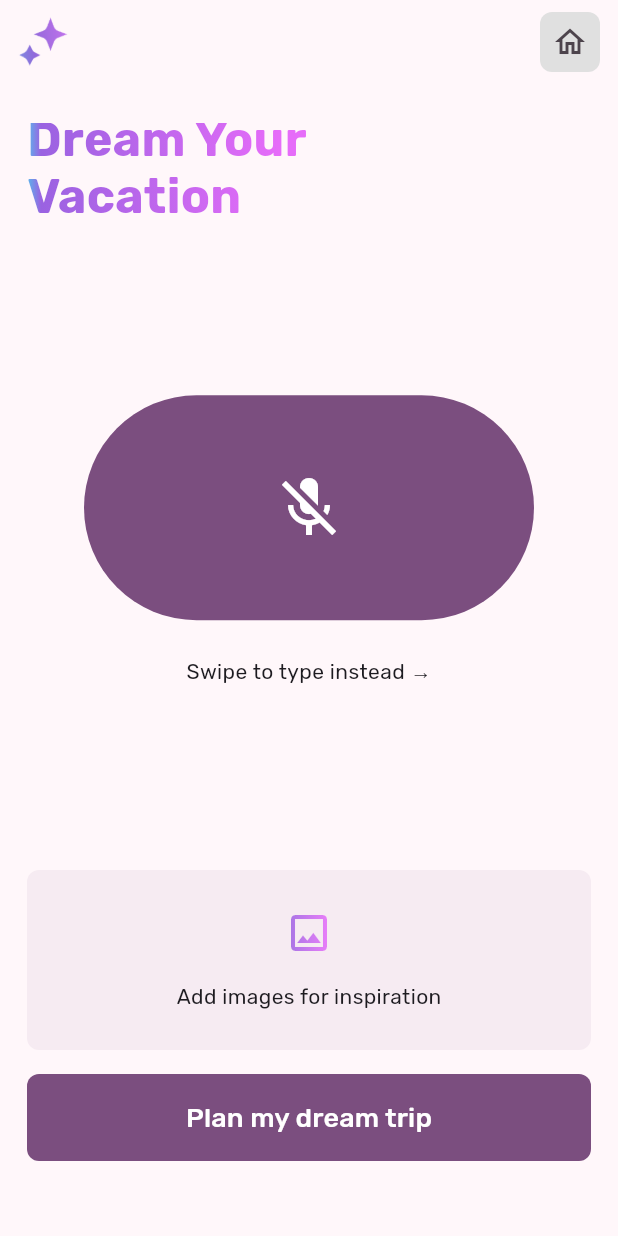
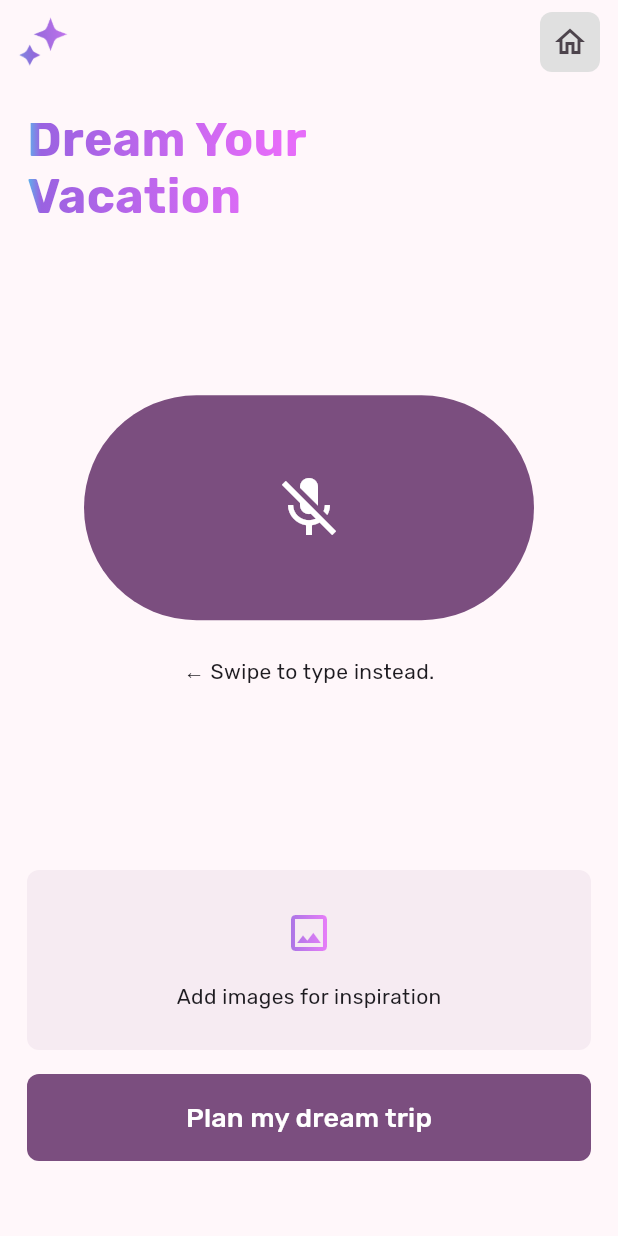
Before and after one commit to FirebaseExtended/compass-ai-travel-planning-sample-flutter, a Flutter app: the screen it shows after launch, on a phone screen of 412 x 824 dp. Run offline on Flutter 3.47's test engine with Material 3 defaults, Android fonts, the phone set to English and light mode, and no system bars; drawn by our look-alikes of flutter_animate; our stand-ins replace go_router, google_fonts, image_picker, speech_to_text.

Commit message:
update arrow on form and scrollbehavior for mouse and trackpad.

```diff
--- a/lib/main.dart
+++ b/lib/main.dart
@@ -6,6 +6,7 @@ import 'package:tripedia/data/models/itinerary.dart';
 import 'package:go_router/go_router.dart';
 import 'package:tripedia/screens/ai/detailed_itinerary.dart';
 import 'package:tripedia/screens/ai/load_itineraries.dart';
+import 'package:tripedia/utilties.dart';
 
 import 'screens/ai/form.dart';
 import 'screens/ai/itineraries.dart';
@@ -45,6 +46,7 @@ class MyApp extends StatelessWidget {
     return ChangeNotifierProvider(
       create: (context) => ItinerariesViewModel(ItineraryClient()),
       child: MaterialApp.router(
+        scrollBehavior: AppScrollBehavior(),
         routerConfig: _router,
         title: 'Tripedia',
         theme: ThemeData(
--- a/lib/screens/ai/form.dart
+++ b/lib/screens/ai/form.dart
@@ -146,7 +146,7 @@ class _FormScreenState extends State<FormScreen> {
                     const SizedBox.square(
                       dimension: 24,
                     ),
-                    const Text('Swipe to type instead →').animate().shimmer()
+                    const Text('← Swipe to type instead.').animate().shimmer()
                   ],
                 ),
                 SizedBox(
--- a/lib/utilties.dart
+++ b/lib/utilties.dart
@@ -1,7 +1,18 @@
+import 'package:flutter/material.dart';
 import 'package:intl/intl.dart';
+import 'dart:ui';
 
 final DateFormat dateFormatter = DateFormat('MMMM dd, yyyy');
 
 String prettyDate(String dateStr) {
   return dateFormatter.format(DateTime.parse(dateStr));
 }
+
+class AppScrollBehavior extends MaterialScrollBehavior {
+  @override
+  Set<PointerDeviceKind> get dragDevices => {
+        PointerDeviceKind.touch,
+        PointerDeviceKind.mouse,
+        PointerDeviceKind.trackpad,
+      };
+}
```
